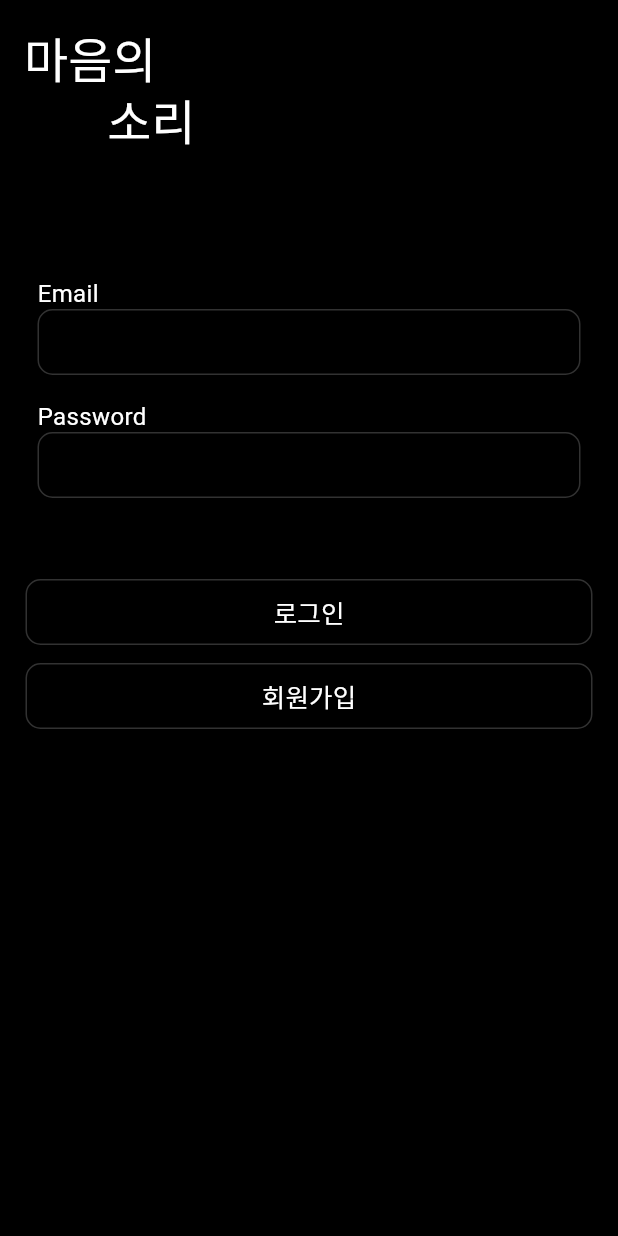
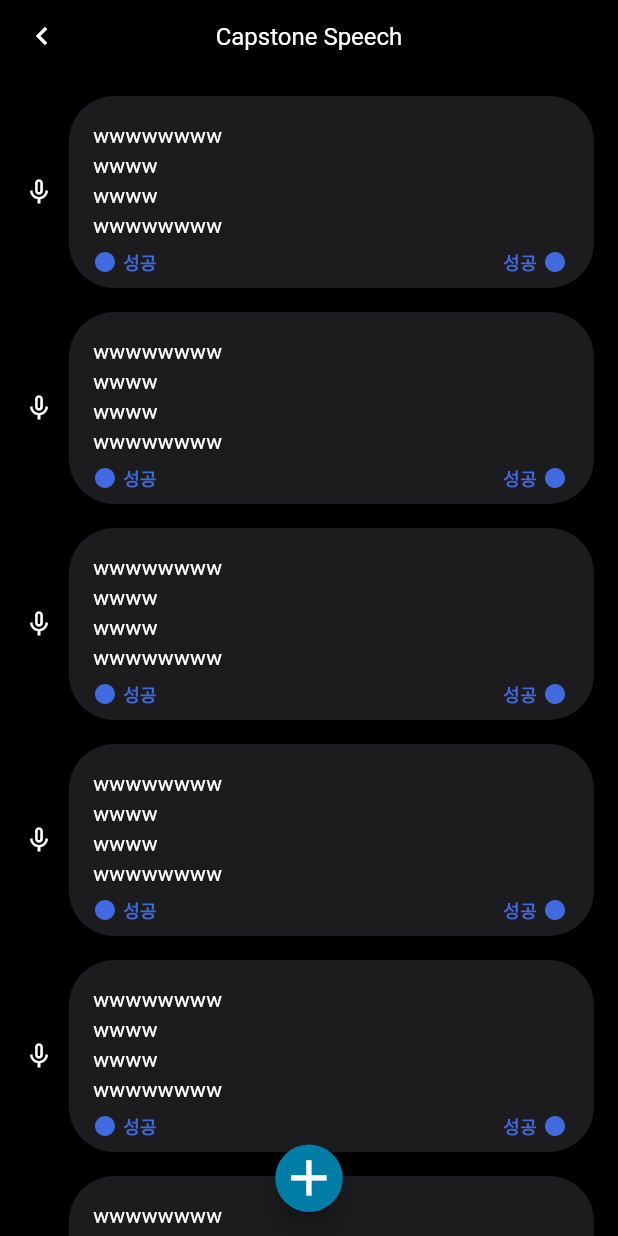
Before and after one commit to sejong-capstone-design-6/front, a Flutter app: the screen it shows after launch, on a phone screen of 412 x 824 dp. Run offline on Flutter 3.47's test engine with Material 3 defaults, Android fonts, the phone set to English and light mode, and no system bars; our stand-ins replace email_validator, logger.

Commit message:
touch speech card

```diff
--- /dev/null
+++ b/capstone_project/lib/Card/EmotionCard.dart
@@ -0,0 +1,168 @@
+
+import 'package:flutter/material.dart';
+import 'package:flutter/widgets.dart';
+
+class EmotionCard extends StatefulWidget {
+  int number;
+  EmotionCard(this.number);
+
+  @override
+  State<EmotionCard> createState() => _EmotionCardState();
+}
+
+class _EmotionCardState extends State<EmotionCard> {
+
+  @override
+  Widget build(BuildContext context) {
+    double wdth=MediaQuery.of(context).size.width;
+    int is_success1=0; //false
+    int is_success2=1; //true
+    int is_success3=2; //null
+
+    int emotionvalue1=1;
+    int emotionvalue2=2;
+    int emotionvalue3=3;
+    int emotionvalue4=4;
+    int emotionvalue5=5;
+    int emotionvalue6=6;
+    int emotionvalue7=7;
+
+
+
+    return Container(
+      margin: EdgeInsets.fromLTRB(16.0, 16.0, 16.0, 0.0),
+      width: double.infinity,
+      height: 128.0,
+      child: Stack(
+        children: [
+          Container(
+            width: 20,
+            height: double.infinity,
+            child: Icon(
+
+              color: Colors.white,
+              Icons.mic_none,
+              size: 20.0,
+            ),
+          ),
+
+
+          Positioned(
+            left: 30,
+            child: Container(
+              width: wdth-62,
+              height: 128,
+              decoration: BoxDecoration(
+                borderRadius: BorderRadius.all(Radius.circular(30),),
+                color: Color.fromARGB(255, 28, 28, 30),
+              ),
+            ),
+          ),
+
+          Positioned(
+            left: 46,
+            top: 16,
+            width: wdth-94,
+            child: Text("wwwwwwww\nwwww\nwwww\nwwwwwwww",
+              style: TextStyle(fontSize: 14),
+              overflow: TextOverflow.ellipsis,
+              maxLines: 4,
+            )
+          ),
+
+          Positioned(
+            left: 46,
+            top: 102,
+            child:Row(
+              children: [
+                getSuccessicon(is_success2),
+                SizedBox(
+                  width: 4,
+                ),
+                getSuccess(is_success2),
+              ],
+            )
+
+          ),
+
+          Positioned(
+            width: 100,
+            left: wdth-150,
+            top: 102,
+            child: Row(
+              mainAxisAlignment: MainAxisAlignment.end,
+              children: [
+                getEmotion(emotionvalue1),
+                SizedBox(
+                  width: 4,
+                ),
+                getEmotionicon(emotionvalue1),
+              ],
+            )
+            )
+
+
+
+
+
+        ],
+      ),
+    );
+
+  }
+
+
+  Widget getSuccessicon(int value){
+    if (value==1) {
+      return Icon(Icons.circle,color: Color.fromARGB(255, 65, 105, 225),size: 16,);
+    }
+    else if(value==0){
+      return Icon(Icons.circle,color: Color.fromARGB(255, 172, 0, 0),size: 16,);
+    }
+    else{
+      return Text("");
+    }
+  }
+
+
+
+  Widget getSuccess(int value){
+    if (value==0) {
+      return Text("실패",style: TextStyle(fontSize: 12,color: Color.fromARGB(255, 172, 0, 0), fontWeight: FontWeight.bold),);
+    }
+    else if(value==1){
+      return Text("성공",style: TextStyle(fontSize: 12,color: Color.fromARGB(255, 65, 105, 225),fontWeight: FontWeight.bold),);
+    }
+    else{
+      return Text("");
+    }
+  }
+
+
+  Widget getEmotionicon(int value){
+    if (value==1) {
+      return Icon(Icons.circle,color: Color.fromARGB(255, 65, 105, 225),size: 16,);
+    }
+    else if(value==0){
+      return Icon(Icons.circle,color: Color.fromARGB(255, 172, 0, 0),size: 16,);
+    }
+    else{
+      return Text("");
+    }
+  }
+
+
+  Widget getEmotion(int value){
+    if (value==0) {
+      return Text("실패",style: TextStyle(fontSize: 12,color: Color.fromARGB(255, 172, 0, 0), fontWeight: FontWeight.bold),);
+    }
+    else if(value==1){
+      return Text("성공",style: TextStyle(fontSize: 12,color: Color.fromARGB(255, 65, 105, 225),fontWeight: FontWeight.bold),);
+    }
+    else{
+      return Text("");
+    }
+  }
+
+
+}
--- a/capstone_project/lib/main.dart
+++ b/capstone_project/lib/main.dart
@@ -1,4 +1,3 @@
-
 
 import 'package:capstone_project/screen/SplashPage.dart';
 import 'package:capstone_project/model/date.dart';
@@ -29,7 +28,7 @@ class MyApp extends StatelessWidget {
           bodyMedium: TextStyle(color: Colors.white),
         )
       ),
-      home: const SplashScreen(),
+      home: SplashScreen(),
     );
   }
 }
--- /dev/null
+++ b/capstone_project/lib/screen/SpeechManage.dart
@@ -0,0 +1,73 @@
+import 'package:capstone_project/Card/EmotionCard.dart';
+import 'package:capstone_project/SpeechEdit.dart';
+import 'package:flutter/material.dart';
+
+
+
+
+
+class SpeechManage extends StatefulWidget{
+  const SpeechManage({super.key});
+
+  @override
+  State<StatefulWidget> createState()=> _MyCheckBoxState();
+
+
+}
+
+class _MyCheckBoxState extends State<SpeechManage>{
+  bool scienarioMode=true;
+
+
+  @override
+  Widget build(BuildContext context) {
+    return Scaffold(
+      appBar: PreferredSize(
+        preferredSize: Size.fromHeight(48.0),
+        child: AppBar(
+          leading: IconButton(
+            onPressed: (){
+
+            },
+            color: Colors.white,
+            icon: Icon(Icons.keyboard_arrow_left),
+            iconSize: 24,
+          ),
+          title: Text("Capstone Speech",
+            style: TextStyle(
+              fontSize: 16,color: Colors.white),),
+
+              centerTitle: true,
+
+            titleSpacing: 6.5,),
+      ),
+
+
+      body:  ListView.builder(
+          itemCount: 10,
+          itemBuilder: (BuildContext context, int index){
+            return EmotionCard(1);
+          }
+        ),
+        floatingActionButton: Container(
+          height: 45.0,
+          width: 45.0,
+          child: FittedBox(
+            child: FloatingActionButton(
+              shape: CircleBorder(),
+              onPressed: (){
+
+                Navigator.push(context, MaterialPageRoute(builder: (context)=>SpeechEdit()));
+              },
+              backgroundColor: Color.fromARGB(255, 0, 125, 167),
+              child: Icon(Icons.add,size: 50,color: Colors.white,),
+
+              )),
+        ),
+          floatingActionButtonLocation: FloatingActionButtonLocation.centerFloat
+      );
+
+  }
+
+
+}
--- a/capstone_project/lib/screen/SplashPage.dart
+++ b/capstone_project/lib/screen/SplashPage.dart
@@ -1,6 +1,7 @@
 import 'dart:async';
 
 import 'package:capstone_project/screen/Login.dart';
+import 'package:capstone_project/screen/SpeechManage.dart';
 import 'package:flutter/material.dart';
 
 class SplashScreen extends StatefulWidget {
@@ -15,7 +16,7 @@ class _SplashScreenState extends State<SplashScreen> {
   @override
   void initState(){
     super.initState();
-    Timer(const Duration(seconds: 2), () => Navigator.push(context, MaterialPageRoute(builder: (context)=>const LoginPage()),),
+    Timer(const Duration(seconds: 2), () => Navigator.push(context, MaterialPageRoute(builder: (context)=>const SpeechManage()),),
     );
   }
 
--- a/capstone_project/pubspec.yaml
+++ b/capstone_project/pubspec.yaml
@@ -38,6 +38,7 @@ dependencies:
   http: ^1.2.1
   provider: ^6.1.2
   logger: ^2.2.0
+  email_validator: ^2.1.17
 
 dev_dependencies:
   flutter_test:
```
Also changed, not shown: capstone_project/lib/Login copy.dart (deleted, +0 -22 lines), capstone_project/lib/SpeechEdit.dart (added, +52 -0 lines), capstone_project/lib/screen/Login.dart (+24 -4 lines), capstone_project/lib/screen/SignUp.dart (+89 -30 lines), capstone_project/pubspec.lock.
